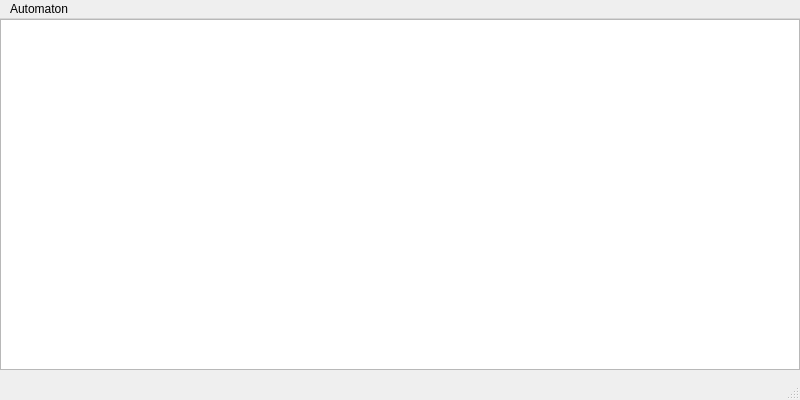
Before: the Qt Designer form src/mainwindow.ui in ryandancy/cellular-automata, drawn with Qt 5.
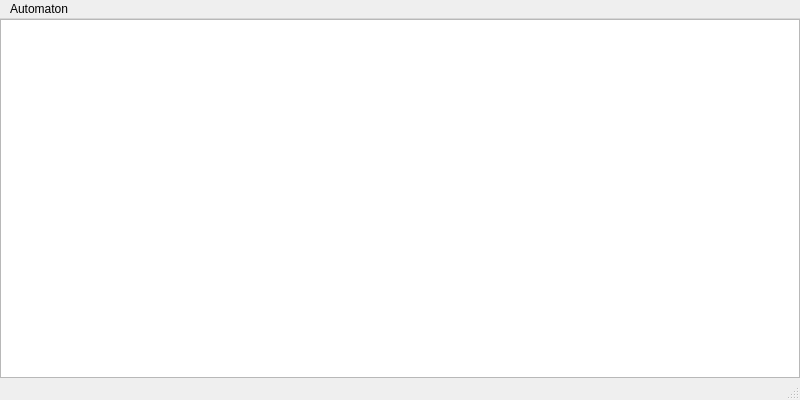
After: the same form once the commit is applied.

Commit message: Add ChunkGraphicsItem, Chunk signals

Diff of the .ui file:
```diff
--- a/src/mainwindow.ui
+++ b/src/mainwindow.ui
@@ -10,26 +10,49 @@
         <height>400</height>
       </rect>
     </property>
+    <property name="sizePolicy">
+      <sizepolicy hsizetype="Ignored" vsizetype="Ignored">
+        <horstretch>0</horstretch>
+        <verstretch>0</verstretch>
+      </sizepolicy>
+    </property>
     <property name="windowTitle">
       <string>Cellular Automata</string>
     </property>
     <widget class="QWidget" name="centralWidget">
-      <widget class="QGraphicsView" name="graphics">
-        <property name="geometry">
-          <rect>
-            <x>0</x>
-            <y>0</y>
-            <width>800</width>
-            <height>351</height>
-          </rect>
+      <property name="sizePolicy">
+        <sizepolicy hsizetype="Expanding" vsizetype="Expanding">
+          <horstretch>0</horstretch>
+          <verstretch>0</verstretch>
+        </sizepolicy>
+      </property>
+      <layout class="QHBoxLayout" name="horizontalLayout">
+        <property name="sizeConstraint">
+          <enum>QLayout::SetNoConstraint</enum>
         </property>
-        <property name="sizePolicy">
-          <sizepolicy hsizetype="Ignored" vsizetype="Ignored">
-            <horstretch>0</horstretch>
-            <verstretch>0</verstretch>
-          </sizepolicy>
+        <property name="leftMargin">
+          <number>0</number>
         </property>
-      </widget>
+        <property name="topMargin">
+          <number>0</number>
+        </property>
+        <property name="rightMargin">
+          <number>0</number>
+        </property>
+        <property name="bottomMargin">
+          <number>0</number>
+        </property>
+        <item>
+          <widget class="QGraphicsView" name="graphics">
+            <property name="sizePolicy">
+              <sizepolicy hsizetype="Ignored" vsizetype="Ignored">
+                <horstretch>0</horstretch>
+                <verstretch>0</verstretch>
+              </sizepolicy>
+            </property>
+          </widget>
+        </item>
+      </layout>
     </widget>
     <widget class="QMenuBar" name="menuBar">
       <property name="geometry">
```
Left out of the diff: 30 changed lines with no effect on the pictures. The commit also changes 9 other files.
